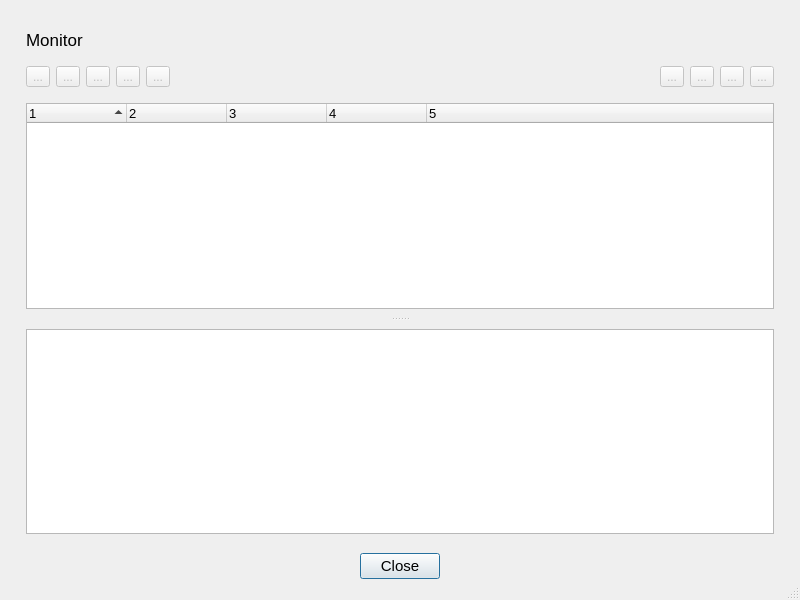
mikaelsundell/jobman, file monitor.ui: the form before one commit.
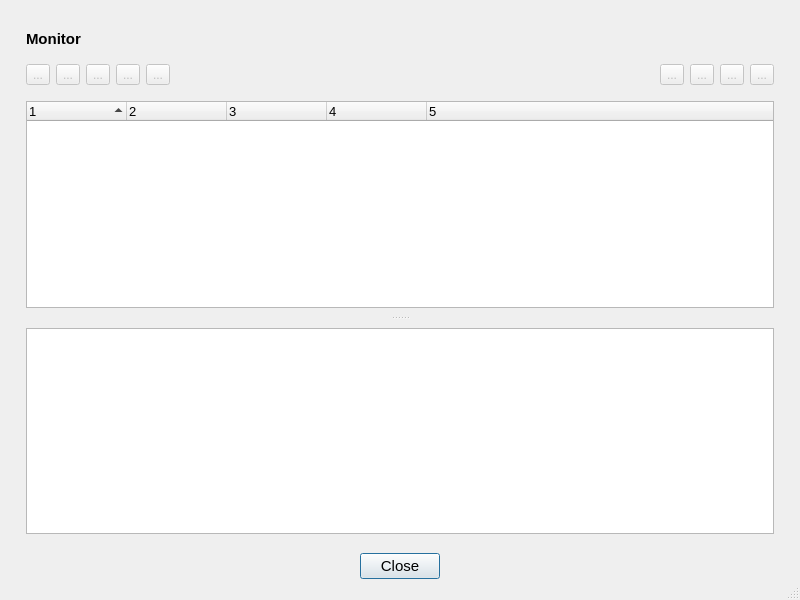
The form after the commit. Icons and pictures are not drawn. Custom widgets are drawn as their Qt base class.

Patch:
```diff
--- a/monitor.ui
+++ b/monitor.ui
@@ -102,8 +102,8 @@
           <widget class="QLabel" name="label">
            <property name="font">
             <font>
-             <pointsize>13</pointsize>
-             <bold>false</bold>
+             <pointsize>11</pointsize>
+             <bold>true</bold>
             </font>
            </property>
            <property name="text">
```
